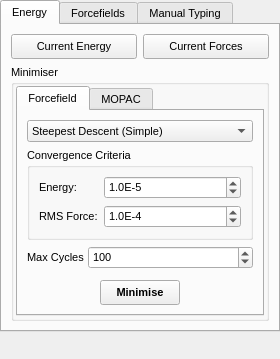
Qt form branches/nugui/src/gui/forcefields.ui (trisyoungs/aten) before a commit.
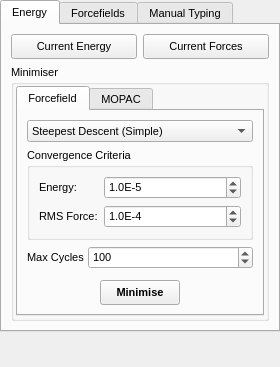
The same form after that commit. Icons and pictures are not drawn.

Diff of the .ui file:
```diff
--- a/branches/nugui/src/gui/forcefields.ui
+++ b/branches/nugui/src/gui/forcefields.ui
@@ -7,7 +7,7 @@
     <x>0</x>
     <y>0</y>
     <width>270</width>
-    <height>359</height>
+    <height>367</height>
    </rect>
   </property>
   <property name="sizePolicy">
@@ -19,7 +19,7 @@
   <property name="minimumSize">
    <size>
     <width>270</width>
-    <height>359</height>
+    <height>367</height>
    </size>
   </property>
   <property name="font">
```
Left out of the diff: 4 changed lines with no effect on the pictures.
